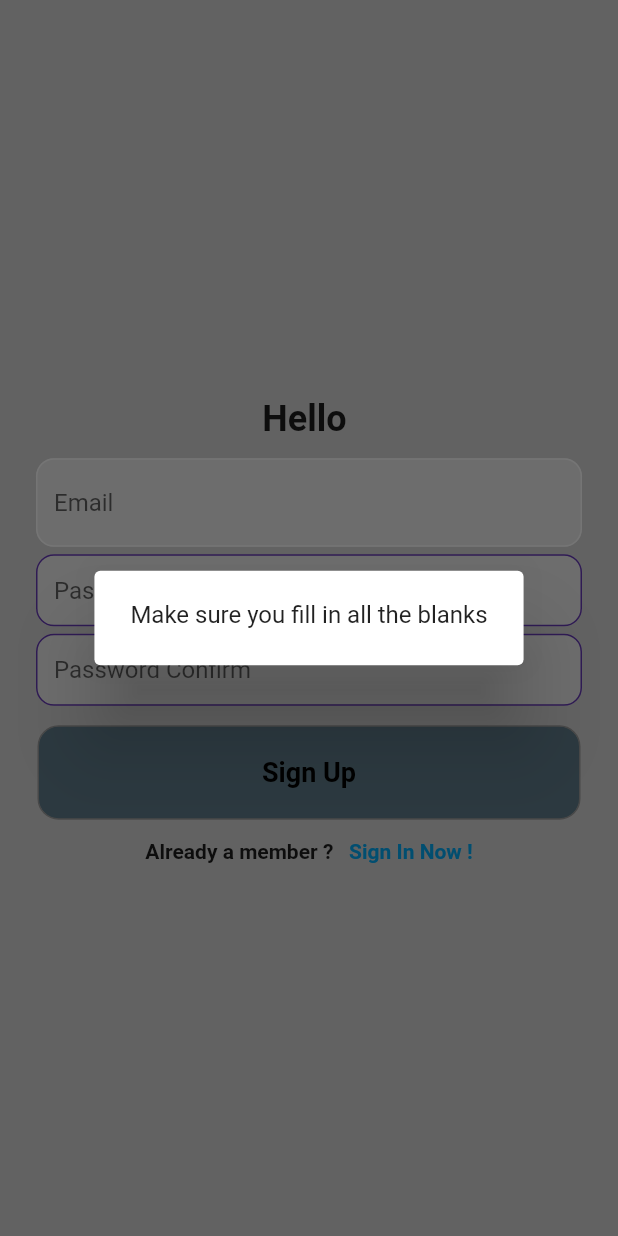
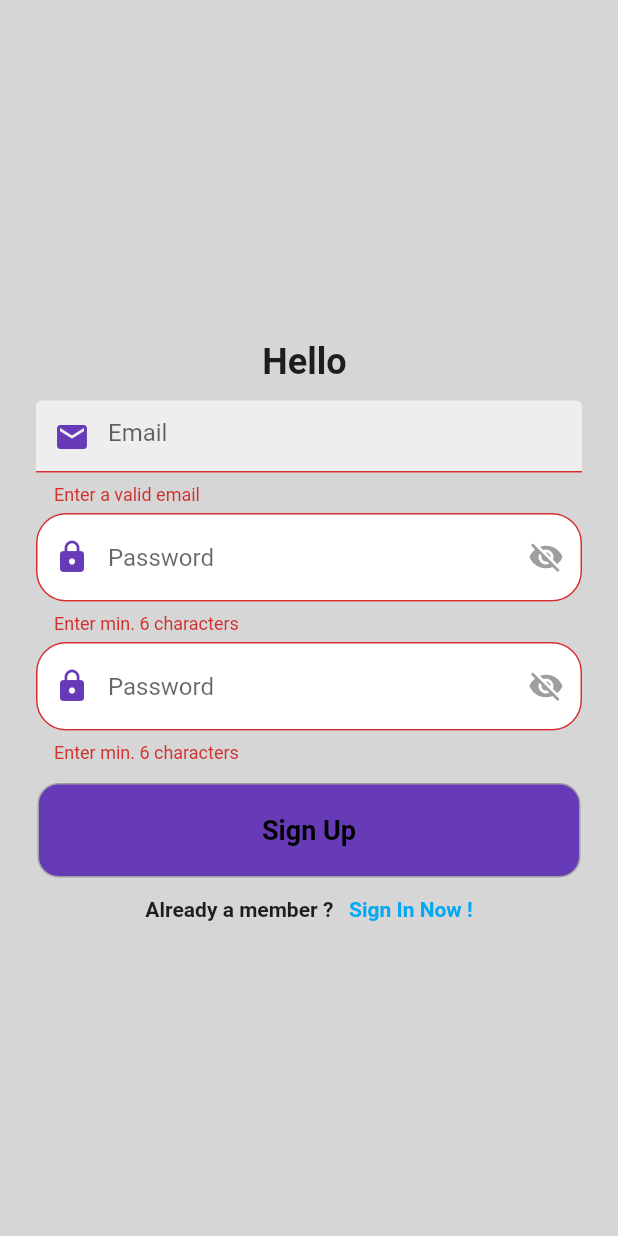
Before and after one commit to ikilemg/flutter_firebase_login, a Flutter app: the RegisterPage screen opened directly with empty values, after a tap on "Sign Up", on a phone screen of 412 x 824 dp. Run offline on Flutter 3.47's test engine with Material 2 defaults, Android fonts, the phone set to English and light mode, and no system bars; our stand-ins replace email_validator, firebase_auth, firebase_core, matcher; missing offline and left inert: dart:ffi, firebase_auth_web, firebase_core_web, turkish; accounts and stored records are empty.

Commit message:
error handling and add validator on textfields

```diff
--- a/lib/register_page.dart
+++ b/lib/register_page.dart
@@ -2,6 +2,9 @@
 
 import 'package:firebase_auth/firebase_auth.dart';
 import 'package:flutter/material.dart';
+import 'package:flutter/services.dart';
+import 'package:flutter_login/widget/email_field_widget.dart';
+import 'package:flutter_login/widget/password_field_widget.dart';
 
 class RegisterPage extends StatefulWidget {
   final VoidCallback showLoginPage;
@@ -19,9 +22,9 @@ class _RegisterPageState extends State<RegisterPage> {
   final _emailController = TextEditingController();
   final _passwordController = TextEditingController();
   final _confirmPasswordController = TextEditingController();
+  final formKey = GlobalKey<FormState>();
 
   Future signUp() async {
-    if (isTextEmpty()) {
     if (_passwordController.text.trim() ==
         _confirmPasswordController.text.trim()) {
       await FirebaseAuth.instance.createUserWithEmailAndPassword(
@@ -34,23 +37,6 @@ class _RegisterPageState extends State<RegisterPage> {
           content: Text('Make sure the passwords are the same '),
         ),
       );
-      }
-    }
-  }
-
-  bool isTextEmpty() {
-    if (_emailController.text.trim() == '' ||
-        _passwordController.text.trim() == '' ||
-        _confirmPasswordController.text.trim() == '') {
-      showDialog(
-        context: context,
-        builder: (context) => AlertDialog(
-          content: Text('Make sure you fill in all the blanks'),
-        ),
-      );
-      return false;
-    } else {
-      return true;
     }
   }
 
@@ -68,6 +54,9 @@ class _RegisterPageState extends State<RegisterPage> {
       backgroundColor: Colors.grey[350],
       body: SafeArea(
         child: Center(
+          child: Form(
+            key: formKey,
+            child: AutofillGroup(
               child: Column(
                 mainAxisAlignment: MainAxisAlignment.center,
                 children: [
@@ -81,25 +70,15 @@ class _RegisterPageState extends State<RegisterPage> {
                       fontSize: 24,
                     ),
                   ),
+
                   SizedBox(
                     height: 12,
                   ),
+
                   Padding(
                     padding: const EdgeInsets.symmetric(horizontal: 24),
-                child: TextField(
+                    child: EmailFieldWidget(
                       controller: _emailController,
-                  decoration: InputDecoration(
-                    enabledBorder: OutlineInputBorder(
-                      borderSide: BorderSide(color: Colors.white),
-                      borderRadius: BorderRadius.circular(12),
-                    ),
-                    focusedBorder: OutlineInputBorder(
-                        borderSide: BorderSide(color: Colors.deepPurple),
-                        borderRadius: BorderRadius.circular(12)),
-                    hintText: 'Email',
-                    fillColor: Colors.grey[200],
-                    filled: true,
-                  ),
                     ),
                   ),
                   SizedBox(
@@ -107,20 +86,8 @@ class _RegisterPageState extends State<RegisterPage> {
                   ),
                   Padding(
                     padding: const EdgeInsets.symmetric(horizontal: 24),
-                child: TextField(
-                  obscureText: true,
+                    child: PasswordFieldWidget(
                       controller: _passwordController,
-                  decoration: InputDecoration(
-                      enabledBorder: OutlineInputBorder(
-                          borderSide: BorderSide(color: Colors.deepPurple),
-                          borderRadius: BorderRadius.circular(12)),
-                      focusedBorder: OutlineInputBorder(
-                          borderSide: BorderSide(color: Colors.deepPurple),
-                          borderRadius: BorderRadius.circular(12)),
-                      hintText: 'Password',
-                      fillColor: Colors.grey[200],
-                      filled: true,
-                      contentPadding: EdgeInsets.symmetric(horizontal: 12)),
                     ),
                   ),
                   SizedBox(
@@ -128,20 +95,8 @@ class _RegisterPageState extends State<RegisterPage> {
                   ),
                   Padding(
                     padding: const EdgeInsets.symmetric(horizontal: 24),
-                child: TextField(
-                  obscureText: true,
+                    child: PasswordFieldWidget(
                       controller: _confirmPasswordController,
-                  decoration: InputDecoration(
-                      enabledBorder: OutlineInputBorder(
-                          borderSide: BorderSide(color: Colors.deepPurple),
-                          borderRadius: BorderRadius.circular(12)),
-                      focusedBorder: OutlineInputBorder(
-                          borderSide: BorderSide(color: Colors.deepPurple),
-                          borderRadius: BorderRadius.circular(12)),
-                      hintText: 'Password Confirm',
-                      fillColor: Colors.grey[200],
-                      filled: true,
-                      contentPadding: EdgeInsets.symmetric(horizontal: 12)),
                     ),
                   ),
 
@@ -152,11 +107,20 @@ class _RegisterPageState extends State<RegisterPage> {
                   Padding(
                     padding: const EdgeInsets.symmetric(horizontal: 25),
                     child: GestureDetector(
-                  onTap: signUp,
+                      onTap: () {
+                        final form = formKey.currentState!;
+
+                        if (form.validate()) {
+                          TextInput.finishAutofillContext();
+                          final email = _emailController.text.trim();
+
+                          signUp();
+                        }
+                      },
                       child: Container(
                         padding: EdgeInsets.all(20),
                         decoration: BoxDecoration(
-                      color: Colors.blueGrey,
+                          color: Colors.deepPurple,
                           border: Border.all(color: Colors.grey),
                           borderRadius: BorderRadius.circular(14),
                         ),
@@ -202,6 +166,8 @@ class _RegisterPageState extends State<RegisterPage> {
               ),
             ),
           ),
+        ),
+      ),
     );
   }
 }
--- /dev/null
+++ b/lib/widget/email_field_widget.dart
@@ -0,0 +1,67 @@
+import 'package:email_validator/email_validator.dart';
+import 'package:flutter/material.dart';
+
+class EmailFieldWidget extends StatefulWidget {
+  final TextEditingController controller;
+
+  const EmailFieldWidget({
+    Key? key,
+    required this.controller,
+  }) : super(key: key);
+
+  @override
+  State<EmailFieldWidget> createState() => _EmailFieldWidgetState();
+}
+
+class _EmailFieldWidgetState extends State<EmailFieldWidget> {
+  @override
+  void initState() {
+    // TODO: implement initState
+    super.initState();
+
+    widget.controller.addListener((onListen));
+  }
+
+  @override
+  void dispose() {
+    widget.controller.removeListener((onListen));
+    super.dispose();
+  }
+
+  void onListen() => setState(() {});
+
+  @override
+  Widget build(BuildContext context) => TextFormField(
+        controller: widget.controller,
+        decoration: InputDecoration(
+          prefixIcon: Icon(
+            Icons.mail,
+            color: Colors.deepPurple,
+          ),
+          suffixIcon: widget.controller.text.isEmpty
+              ? Container(width: 0)
+              : IconButton(
+                  icon: Icon(
+                    Icons.close,
+                    color: Colors.deepPurple,
+                  ),
+                  onPressed: () => widget.controller.clear(),
+                ),
+          enabledBorder: OutlineInputBorder(
+            borderSide: BorderSide(color: Colors.white),
+            borderRadius: BorderRadius.circular(12),
+          ),
+          focusedBorder: OutlineInputBorder(
+              borderSide: BorderSide(color: Colors.deepPurple),
+              borderRadius: BorderRadius.circular(20)),
+          hintText: 'Email',
+          fillColor: Colors.grey[200],
+          filled: true,
+        ),
+        keyboardType: TextInputType.emailAddress,
+        autofillHints: [AutofillHints.email],
+        validator: (email) => email != null && !EmailValidator.validate(email)
+            ? 'Enter a valid email'
+            : null,
+      );
+}
--- /dev/null
+++ b/lib/widget/password_field_widget.dart
@@ -0,0 +1,79 @@
+// ignore_for_file: prefer_const_constructors
+
+import 'package:email_validator/email_validator.dart';
+import 'package:flutter/material.dart';
+import 'package:flutter/services.dart';
+
+class PasswordFieldWidget extends StatefulWidget {
+  final TextEditingController controller;
+
+  const PasswordFieldWidget({
+    Key? key,
+    required this.controller,
+  }) : super(key: key);
+
+  @override
+  State<PasswordFieldWidget> createState() => _PasswordFieldWidgetState();
+}
+
+class _PasswordFieldWidgetState extends State<PasswordFieldWidget> {
+  bool isHidden = true;
+  @override
+  void initState() {
+    // TODO: implement initState
+    super.initState();
+
+    widget.controller.addListener((onListen));
+  }
+
+  @override
+  void dispose() {
+    widget.controller.removeListener((onListen));
+    super.dispose();
+  }
+
+  void onListen() => setState(() {});
+
+  @override
+  Widget build(BuildContext context) => TextFormField(
+        controller: widget.controller,
+        obscureText: isHidden,
+        decoration: InputDecoration(
+          hintText: 'Password',
+          fillColor: Colors.white,
+          filled: true,
+          border: OutlineInputBorder(borderRadius: BorderRadius.circular(20)),
+          enabledBorder: OutlineInputBorder(
+            borderSide: BorderSide(color: Colors.white),
+            borderRadius: BorderRadius.circular(12),
+          ),
+          focusedBorder: OutlineInputBorder(
+              borderSide: BorderSide(color: Colors.deepPurple),
+              borderRadius: BorderRadius.circular(20)),
+          prefixIcon: Icon(
+            Icons.lock,
+            color: Colors.deepPurple,
+          ),
+          suffixIcon: IconButton(
+            icon: isHidden
+                ? Icon(
+                    Icons.visibility_off,
+                    color: Colors.grey,
+                  )
+                : Icon(
+                    Icons.visibility,
+                    color: Colors.deepPurple,
+                  ),
+            onPressed: togglePasswordVisibility,
+          ),
+        ),
+        keyboardType: TextInputType.visiblePassword,
+        autofillHints: [AutofillHints.password],
+        onEditingComplete: () => TextInput.finishAutofillContext(),
+        validator: (password) => password != null && password.length < 6
+            ? 'Enter min. 6 characters'
+            : null,
+      );
+
+  void togglePasswordVisibility() => setState(() => isHidden = !isHidden);
+}
--- a/pubspec.yaml
+++ b/pubspec.yaml
@@ -36,6 +36,7 @@ dependencies:
   firebase_auth: ^3.4.1
   firebase_core: ^1.19.1
   turkish: ">=0.2.1"
+  email_validator: ^2.0.1
   google_fonts:
 
 dev_dependencies:
```
Also changed, not shown: lib/login_page.dart (+31 -48 lines), 1 other file. Lines whose indentation alone changed are shown as unchanged.
